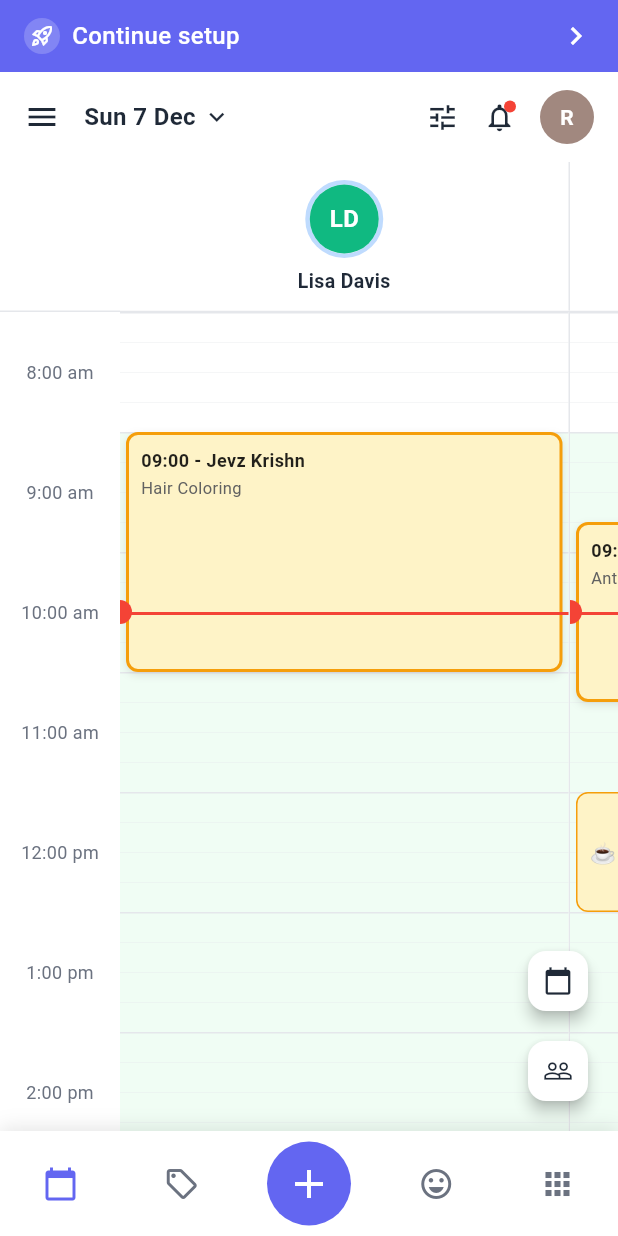
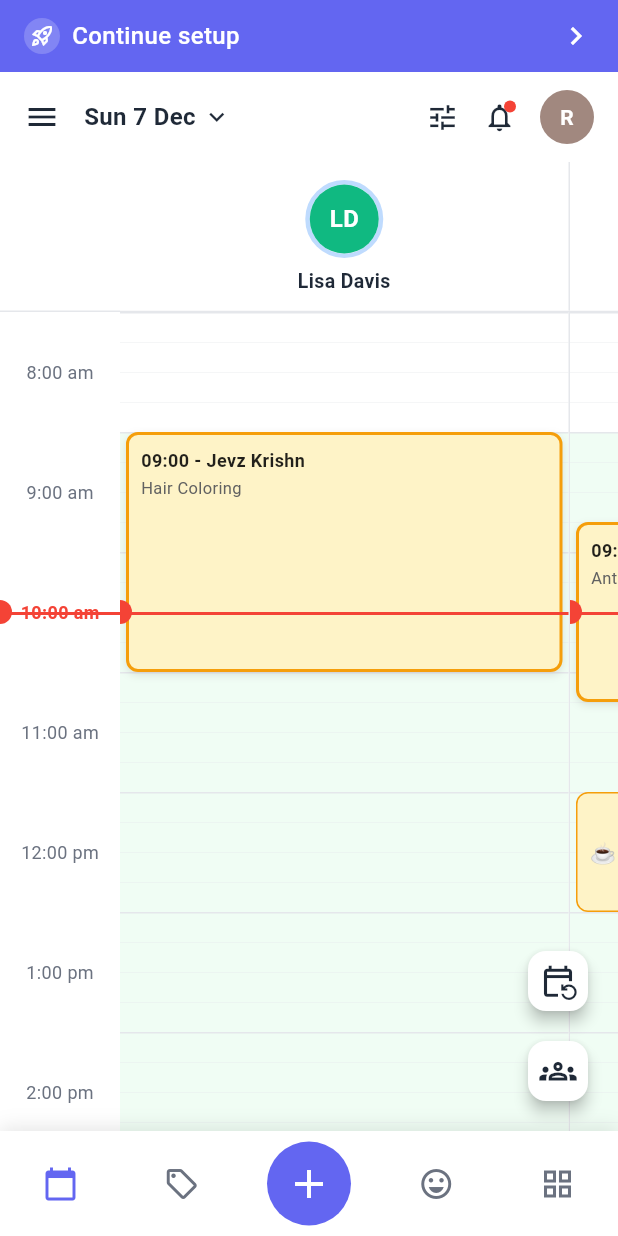
Before and after one commit to levah147/Appointment_Calendar, a Flutter app: the screen it shows after launch, on a phone screen of 412 x 824 dp. Run offline on Flutter 3.47's test engine with Material 3 defaults, Android fonts, the phone set to English and light mode, and no system bars.

Commit message:
time side working

```diff
--- a/lib/screens/calendar_page.dart
+++ b/lib/screens/calendar_page.dart
@@ -25,6 +25,10 @@ class _CalendarPageState extends State<CalendarPage> {
 
   final ScrollController _horizontalScrollController = ScrollController();
   final ScrollController _verticalScrollController = ScrollController();
+  final ScrollController _timeColumnScrollController = ScrollController();
+  final ScrollController _calendarGridVerticalController = ScrollController();
+
+  bool _isSyncingScroll = false;
 
   @override
   void initState() {
@@ -33,6 +37,9 @@ class _CalendarPageState extends State<CalendarPage> {
     timeSlots = TimeCalculations.generateTimeSlots();
     currentTimePosition = TimeCalculations.getCurrentTimePosition();
     currentTimeString = TimeCalculations.getCurrentTimeString();
+
+    // Setup scroll synchronization
+    _setupScrollSynchronization();
 
     // Load data from assets
     _loadData();
@@ -43,6 +50,28 @@ class _CalendarPageState extends State<CalendarPage> {
         currentTimePosition = TimeCalculations.getCurrentTimePosition();
         currentTimeString = TimeCalculations.getCurrentTimeString();
       });
+    });
+  }
+
+  void _setupScrollSynchronization() {
+    // Sync time column scroll to calendar grid
+    _timeColumnScrollController.addListener(() {
+      if (!_isSyncingScroll && _calendarGridVerticalController.hasClients) {
+        _isSyncingScroll = true;
+        _calendarGridVerticalController
+            .jumpTo(_timeColumnScrollController.offset);
+        _isSyncingScroll = false;
+      }
+    });
+
+    // Sync calendar grid scroll to time column
+    _calendarGridVerticalController.addListener(() {
+      if (!_isSyncingScroll && _timeColumnScrollController.hasClients) {
+        _isSyncingScroll = true;
+        _timeColumnScrollController
+            .jumpTo(_calendarGridVerticalController.offset);
+        _isSyncingScroll = false;
+      }
     });
   }
 
@@ -65,28 +94,53 @@ class _CalendarPageState extends State<CalendarPage> {
     _timer?.cancel();
     _horizontalScrollController.dispose();
     _verticalScrollController.dispose();
+    _timeColumnScrollController.dispose();
+    _calendarGridVerticalController.dispose();
     super.dispose();
   }
 
   void _scrollToCurrentTime() {
-    // Check if controller is attached before scrolling
-    if (!_verticalScrollController.hasClients) return;
+    // Check if controllers are attached before scrolling
+    if (!_timeColumnScrollController.hasClients ||
+        !_calendarGridVerticalController.hasClients) return;
 
     final scrollPosition = currentTimePosition - 200;
     if (scrollPosition > 0 && scrollPosition < 1920 - 400) {
-      _verticalScrollController.animateTo(
+      _isSyncingScroll = true;
+      _timeColumnScrollController.animateTo(
         scrollPosition,
         duration: const Duration(milliseconds: 500),
         curve: Curves.easeInOut,
       );
+      _calendarGridVerticalController.animateTo(
+        scrollPosition,
+        duration: const Duration(milliseconds: 500),
+        curve: Curves.easeInOut,
+      );
+      _isSyncingScroll = false;
     }
+  }
+
+  bool _isCurrentHour(int hour) {
+    final now = DateTime.now();
+    return now.hour == hour;
   }
 
   String _formatDate(DateTime date) {
     final weekdays = ['Mon', 'Tue', 'Wed', 'Thu', 'Fri', 'Sat', 'Sun'];
     final months = [
-      'Jan', 'Feb', 'Mar', 'Apr', 'May', 'Jun',
-      'Jul', 'Aug', 'Sep', 'Oct', 'Nov', 'Dec'
+      'Jan',
+      'Feb',
+      'Mar',
+      'Apr',
+      'May',
+      'Jun',
+      'Jul',
+      'Aug',
+      'Sep',
+      'Oct',
+      'Nov',
+      'Dec'
     ];
     return '${weekdays[date.weekday - 1]} ${date.day} ${months[date.month - 1]}';
   }
@@ -232,7 +286,9 @@ class _CalendarPageState extends State<CalendarPage> {
                 children: [
                   Row(
                     children: [
-                      Icon(Icons.menu, size: 24, color: Theme.of(context).textTheme.bodyLarge?.color),
+                      Icon(Icons.menu,
+                          size: 24,
+                          color: Theme.of(context).textTheme.bodyLarge?.color),
                       const SizedBox(width: 16),
                       GestureDetector(
                         onTap: () {
@@ -245,12 +301,19 @@ class _CalendarPageState extends State<CalendarPage> {
                               style: TextStyle(
                                 fontSize: 16,
                                 fontWeight: FontWeight.w600,
-                                color: Theme.of(context).textTheme.bodyLarge?.color,
+                                color: Theme.of(context)
+                                    .textTheme
+                                    .bodyLarge
+                                    ?.color,
                               ),
                             ),
                             const SizedBox(width: 4),
-                            Icon(Icons.keyboard_arrow_down, size: 20,
-                                color: Theme.of(context).textTheme.bodyLarge?.color),
+                            Icon(Icons.keyboard_arrow_down,
+                                size: 20,
+                                color: Theme.of(context)
+                                    .textTheme
+                                    .bodyLarge
+                                    ?.color),
                           ],
                         ),
                       ),
@@ -258,12 +321,16 @@ class _CalendarPageState extends State<CalendarPage> {
                   ),
                   Row(
                     children: [
-                      Icon(Icons.tune, size: 22, color: Theme.of(context).textTheme.bodyLarge?.color),
+                      Icon(Icons.tune,
+                          size: 22,
+                          color: Theme.of(context).textTheme.bodyLarge?.color),
                       const SizedBox(width: 16),
                       Stack(
                         children: [
-                          Icon(Icons.notifications_outlined, size: 22,
-                              color: Theme.of(context).textTheme.bodyLarge?.color),
+                          Icon(Icons.notifications_outlined,
+                              size: 22,
+                              color:
+                                  Theme.of(context).textTheme.bodyLarge?.color),
                           Positioned(
                             right: 0,
                             top: 0,
@@ -321,19 +388,22 @@ class _CalendarPageState extends State<CalendarPage> {
                                 decoration: BoxDecoration(
                                   color: Theme.of(context).colorScheme.surface,
                                   border: Border(
-                                    bottom: BorderSide(color: AppTheme.getBorderColor(context)),
+                                    bottom: BorderSide(
+                                        color:
+                                            AppTheme.getBorderColor(context)),
                                   ),
                                 ),
                               ),
                               // Time labels (scrollable vertically)
                               Expanded(
                                 child: SingleChildScrollView(
-                                  controller: _verticalScrollController,
+                                  controller: _timeColumnScrollController,
                                   physics: const ClampingScrollPhysics(),
                                   child: SizedBox(
                                     height: 1920,
                                     child: Stack(
                                       children: [
+                                        // Time labels
                                         for (int i = 0; i < 24; i++)
                                           Positioned(
                                             top: i * 80.0,
@@ -343,17 +413,49 @@ class _CalendarPageState extends State<CalendarPage> {
                                               height: 80,
                                               child: Center(
                                                 child: Text(
-                                                  TimeCalculations.formatTimeDisplay(
+                                                  TimeCalculations
+                                                      .formatTimeDisplay(
                                                     '${i.toString().padLeft(2, '0')}:00',
                                                   ),
                                                   style: TextStyle(
                                                     fontSize: 12,
-                                                    color: AppTheme.getTimeTextColor(context),
+                                                    color: _isCurrentHour(i)
+                                                        ? Colors.red
+                                                        : AppTheme
+                                                            .getTimeTextColor(
+                                                                context),
+                                                    fontWeight:
+                                                        _isCurrentHour(i)
+                                                            ? FontWeight.bold
+                                                            : FontWeight.normal,
                                                   ),
                                                 ),
                                               ),
                                             ),
                                           ),
+                                        // Current time indicator line (red line)
+                                        Positioned(
+                                          top: currentTimePosition,
+                                          left: 0,
+                                          right: 0,
+                                          child: Container(
+                                            height: 2,
+                                            color: Colors.red,
+                                          ),
+                                        ),
+                                        // Current time indicator circle
+                                        Positioned(
+                                          top: currentTimePosition - 8,
+                                          left: -8,
+                                          child: Container(
+                                            width: 16,
+                                            height: 16,
+                                            decoration: const BoxDecoration(
+                                              color: Colors.red,
+                                              shape: BoxShape.circle,
+                                            ),
+                                          ),
+                                        ),
                                       ],
                                     ),
                                   ),
@@ -373,7 +475,9 @@ class _CalendarPageState extends State<CalendarPage> {
                                 decoration: BoxDecoration(
                                   color: Theme.of(context).colorScheme.surface,
                                   border: Border(
-                                    bottom: BorderSide(color: AppTheme.getBorderColor(context)),
+                                    bottom: BorderSide(
+                                        color:
+                                            AppTheme.getBorderColor(context)),
                                   ),
                                 ),
                                 child: SingleChildScrollView(
@@ -382,7 +486,8 @@ class _CalendarPageState extends State<CalendarPage> {
                                   physics: const ClampingScrollPhysics(),
                                   child: Row(
                                     children: staffBookings.map((staffBooking) {
-                                      return _buildStaffHeader(context, staffBooking);
+                                      return _buildStaffHeader(
+                                          context, staffBooking);
                                     }).toList(),
                                   ),
                                 ),
@@ -391,24 +496,29 @@ class _CalendarPageState extends State<CalendarPage> {
                               // Calendar Grid (Scrolls both vertically and horizontally)
                               Expanded(
                                 child: SingleChildScrollView(
-                                  controller: _verticalScrollController,
+                                  controller: _calendarGridVerticalController,
                                   physics: const ClampingScrollPhysics(),
                                   child: SingleChildScrollView(
                                     controller: _horizontalScrollController,
                                     scrollDirection: Axis.horizontal,
                                     physics: const ClampingScrollPhysics(),
                                     child: Row(
-                                      crossAxisAlignment: CrossAxisAlignment.start,
-                                      children: staffBookings.map((staffBooking) {
+                                      crossAxisAlignment:
+                                          CrossAxisAlignment.start,
+                                      children:
+                                          staffBookings.map((staffBooking) {
                                         return StaffColumnWidget(
                                           staffBooking: staffBooking,
-                                          currentTimePosition: currentTimePosition,
+                                          currentTimePosition:
+                                              currentTimePosition,
                                           currentTimeString: currentTimeString,
                                           onTimeSlotTap: (time) {
-                                            print('Tapped on ${staffBooking.staff.name} at $time');
+                                            print(
+                                                'Tapped on ${staffBooking.staff.name} at $time');
                                           },
                                           onBookingTap: (booking) {
-                                            print('Tapped on booking: ${booking.id}');
+                                            print(
+                                                'Tapped on booking: ${booking.id}');
                                           },
                                         );
                                       }).toList(),
@@ -435,8 +545,8 @@ class _CalendarPageState extends State<CalendarPage> {
             backgroundColor: Theme.of(context).colorScheme.surface,
             elevation: 4,
             onPressed: _goToToday,
-            child: Icon(Icons.calendar_today,
-                color: Theme.of(context).textTheme.bodyLarge?.color, size: 20),
+            child: Icon(Icons.event_repeat_outlined,
+                color: Theme.of(context).textTheme.bodyLarge?.color, size: 25),
           ),
           const SizedBox(height: 12),
           FloatingActionButton(
@@ -444,8 +554,8 @@ class _CalendarPageState extends State<CalendarPage> {
             backgroundColor: Theme.of(context).colorScheme.surface,
             elevation: 4,
             onPressed: () {},
-            child: Icon(Icons.people_outline,
-                color: Theme.of(context).textTheme.bodyLarge?.color, size: 20),
+            child: Icon(Icons.groups_outlined,
+                color: Theme.of(context).textTheme.bodyLarge?.color, size: 25),
           ),
         ],
       ),
@@ -467,7 +577,8 @@ class _CalendarPageState extends State<CalendarPage> {
           mainAxisAlignment: MainAxisAlignment.spaceAround,
           children: [
             IconButton(
-              icon: Icon(Icons.calendar_today, color: Theme.of(context).primaryColor),
+              icon: Icon(Icons.calendar_today,
+                  color: Theme.of(context).primaryColor),
               onPressed: () {},
             ),
             IconButton(
@@ -493,7 +604,7 @@ class _CalendarPageState extends State<CalendarPage> {
               onPressed: () {},
             ),
             IconButton(
-              icon: Icon(Icons.apps,
+              icon: Icon(Icons.grid_view,
                   color: Theme.of(context).textTheme.bodySmall?.color),
               onPressed: () {},
             ),
```
